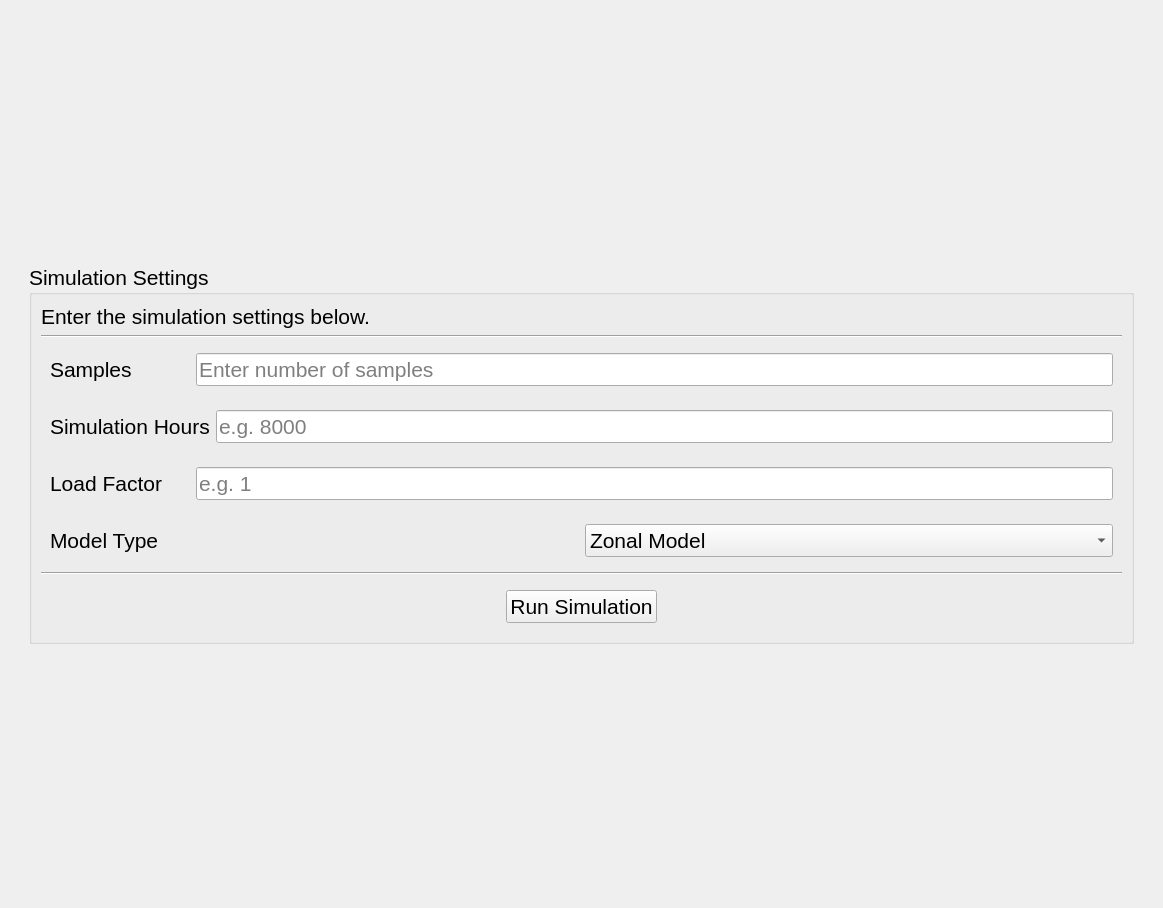
This is progress/ui/forms/simulation/simulation.ui in sandialabs/snl-progress as Qt 5 draws it before an edit. The edited form follows.
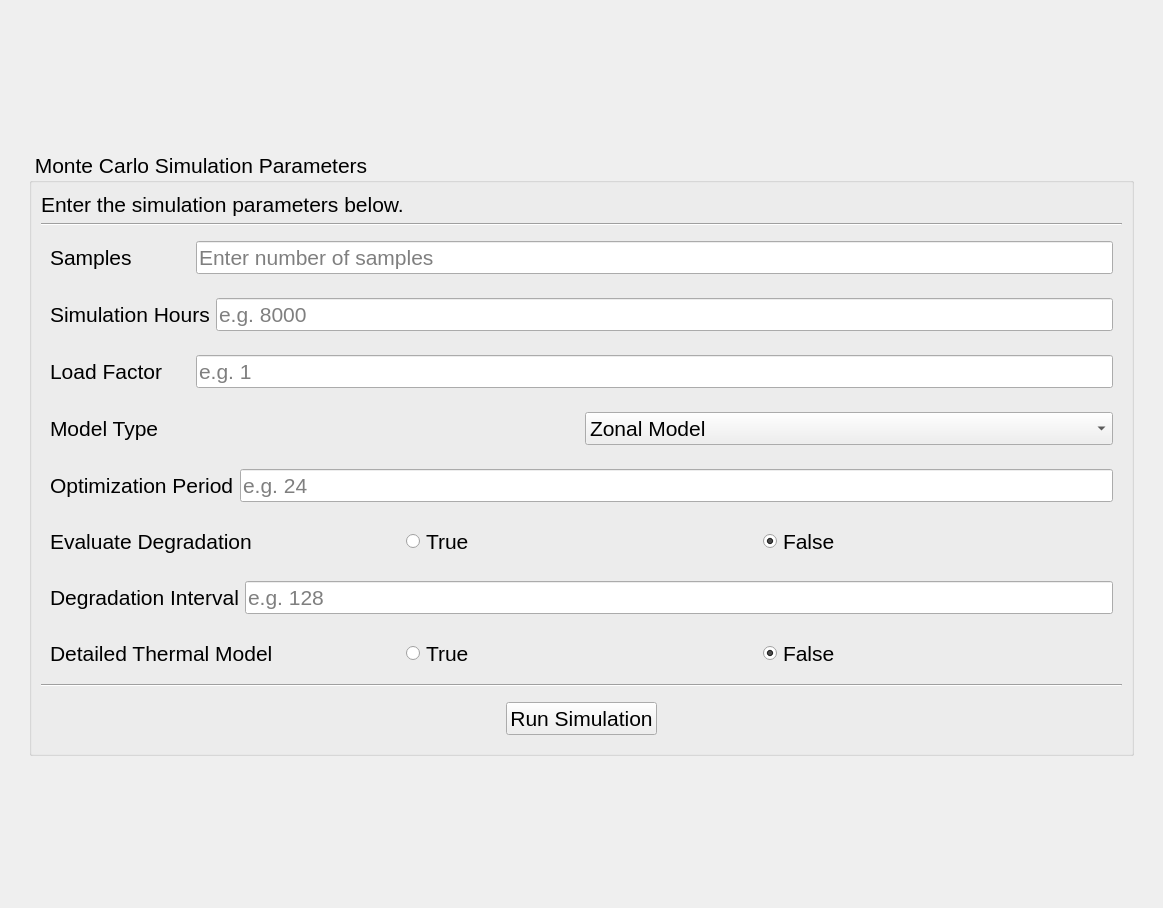
This is the edited form.

Commit message: feat: update Data path relative to progress dir location and added conditionals to simulations page

What changed in the file:
```diff
--- a/progress/ui/forms/simulation/simulation.ui
+++ b/progress/ui/forms/simulation/simulation.ui
@@ -53,13 +53,13 @@
             </font>
            </property>
            <property name="title">
-            <string>Simulation Settings</string>
+            <string> Monte Carlo Simulation Parameters</string>
            </property>
            <layout class="QVBoxLayout" name="verticalLayout_simulation">
             <item>
              <widget class="QLabel" name="label_sim_hint">
               <property name="text">
-               <string>Enter the simulation settings below.</string>
+               <string>Enter the simulation parameters below.</string>
               </property>
              </widget>
             </item>
@@ -197,6 +197,171 @@
                    <string>Copper Sheet Model</string>
                   </property>
                  </item>
+                 <item>
+                  <property name="text">
+                   <string>Nodal</string>
+                  </property>
+                 </item>
+                </widget>
+               </item>
+              </layout>
+             </widget>
+            </item>
+            <item>
+             <widget class="QFrame" name="frame_opt_period">
+              <property name="frameShape">
+               <enum>QFrame::NoFrame</enum>
+              </property>
+              <property name="frameShadow">
+               <enum>QFrame::Plain</enum>
+              </property>
+              <layout class="QHBoxLayout" name="horizontalLayout_2">
+               <item>
+                <widget class="QLabel" name="label_opt_period">
+                 <property name="minimumSize">
+                  <size>
+                   <width>140</width>
+                   <height>0</height>
+                  </size>
+                 </property>
+                 <property name="text">
+                  <string>Optimization Period</string>
+                 </property>
+                </widget>
+               </item>
+               <item>
+                <widget class="QLineEdit" name="lineEdit_opt_period">
+                 <property name="sizePolicy">
+                  <sizepolicy hsizetype="Expanding" vsizetype="Fixed">
+                   <horstretch>0</horstretch>
+                   <verstretch>0</verstretch>
+                  </sizepolicy>
+                 </property>
+                 <property name="maxLength">
+                  <number>8760</number>
+                 </property>
+                 <property name="cursorPosition">
+                  <number>0</number>
+                 </property>
+                 <property name="placeholderText">
+                  <string>e.g. 24</string>
+                 </property>
+                </widget>
+               </item>
+              </layout>
+             </widget>
+            </item>
+            <item>
+             <widget class="QFrame" name="frame_degradation_eval">
+              <property name="minimumSize">
+               <size>
+                <width>140</width>
+                <height>0</height>
+               </size>
+              </property>
+              <property name="frameShape">
+               <enum>QFrame::NoFrame</enum>
+              </property>
+              <property name="frameShadow">
+               <enum>QFrame::Raised</enum>
+              </property>
+              <layout class="QHBoxLayout" name="horizontalLayout_3">
+               <item>
+                <widget class="QLabel" name="label_degradation_eval">
+                 <property name="text">
+                  <string>Evaluate Degradation</string>
+                 </property>
+                </widget>
+               </item>
+               <item>
+                <widget class="QRadioButton" name="radio_degradation_eval_true">
+                 <property name="text">
+                  <string>True</string>
+                 </property>
+                </widget>
+               </item>
+               <item>
+                <widget class="QRadioButton" name="radio_degradation_eval_false">
+                 <property name="text">
+                  <string>False</string>
+                 </property>
+                 <property name="checked">
+                  <bool>true</bool>
+                 </property>
+                </widget>
+               </item>
+              </layout>
+             </widget>
+            </item>
+            <item>
+             <widget class="QFrame" name="frame_degradation_int">
+              <property name="frameShape">
+               <enum>QFrame::NoFrame</enum>
+              </property>
+              <property name="frameShadow">
+               <enum>QFrame::Raised</enum>
+              </property>
+              <layout class="QHBoxLayout" name="horizontalLayout_4">
+               <item>
+                <widget class="QLabel" name="label_degradation_int">
+                 <property name="minimumSize">
+                  <size>
+                   <width>140</width>
+                   <height>0</height>
+                  </size>
+                 </property>
+                 <property name="text">
+                  <string>Degradation Interval</string>
+                 </property>
+                </widget>
+               </item>
+               <item>
+                <widget class="QLineEdit" name="lineEdit_degradation_int">
+                 <property name="placeholderText">
+                  <string>e.g. 128</string>
+                 </property>
+                </widget>
+               </item>
+              </layout>
+             </widget>
+            </item>
+            <item>
+             <widget class="QFrame" name="frame_thermal_model">
+              <property name="frameShape">
+               <enum>QFrame::NoFrame</enum>
+              </property>
+              <property name="frameShadow">
+               <enum>QFrame::Raised</enum>
+              </property>
+              <layout class="QHBoxLayout" name="horizontalLayout_5">
+               <item>
+                <widget class="QLabel" name="label_detailed_model">
+                 <property name="minimumSize">
+                  <size>
+                   <width>140</width>
+                   <height>0</height>
+                  </size>
+                 </property>
+                 <property name="text">
+                  <string>Detailed Thermal Model </string>
+                 </property>
+                </widget>
+               </item>
+               <item>
+                <widget class="QRadioButton" name="radio_detailed_model_true">
+                 <property name="text">
+                  <string>True</string>
+                 </property>
+                </widget>
+               </item>
+               <item>
+                <widget class="QRadioButton" name="radio_detailed_model_false">
+                 <property name="text">
+                  <string>False</string>
+                 </property>
+                 <property name="checked">
+                  <bool>true</bool>
+                 </property>
                 </widget>
                </item>
               </layout>
```
The commit also changes 5 other files.
